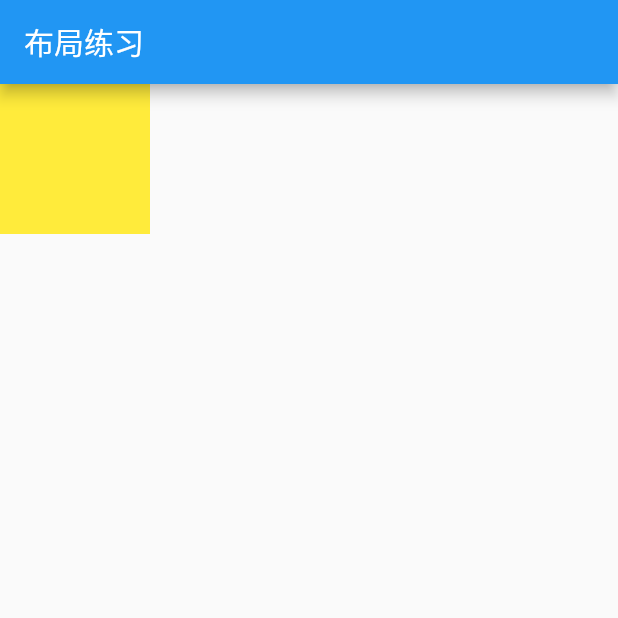
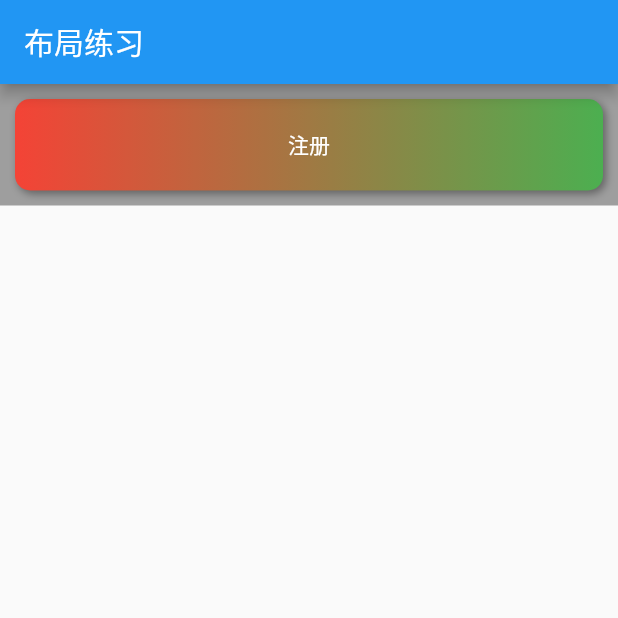
Before and after one commit to caopeng000/my_flutter_app, a Flutter app: the screen it shows after launch, on a phone screen of 412 x 824 dp, the top half of it. Run offline on Flutter 3.47's test engine with Material 2 defaults, Android fonts, the phone set to English and light mode, and no system bars.

Commit message:
feat:封装按钮样式

```diff
--- a/lib/widgets/layout_demo.dart
+++ b/lib/widgets/layout_demo.dart
@@ -165,13 +165,41 @@ class EdgeDemo extends StatelessWidget {
     //     color:Colors.black,
     //   ),
     // );
-    return SizedBox(
-      width: 100,
-      height: 100,
-      child: Container(
-        width: 200,
-        height: 10,
-        color: Colors.yellow,
+    // return SizedBox(
+    //   width: 100,
+    //   height: 100,
+    //   child: Container(
+    //     width: 200,
+    //     height: 10,
+    //     color: Colors.yellow,
+    //   ),
+    // );
+    return Container(
+      width: double.infinity,
+      margin: EdgeInsets.all(10),
+      child: DecoratedBox(
+        decoration: BoxDecoration(
+            gradient: LinearGradient(colors: [Colors.red, Colors.green]),
+            borderRadius: BorderRadius.circular(10),
+            boxShadow: [
+              BoxShadow(
+                color: Colors.black38,
+                offset: Offset(2.0,2.0),
+                blurRadius: 4
+              )
+            ]
+        ),
+
+        child: Padding(
+          padding: EdgeInsets.only(left: 100, right: 100, top: 20, bottom: 20),
+          child: Text(
+            "注册",
+            style: TextStyle(
+              color: Colors.white,
+            ),
+            textAlign: TextAlign.center,
+          ),
+        ),
       ),
     );
   }
```
